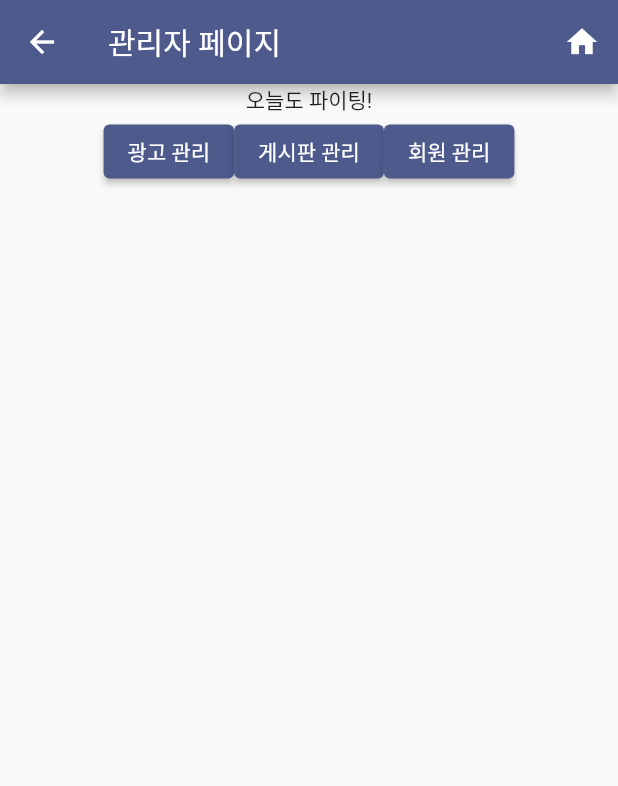
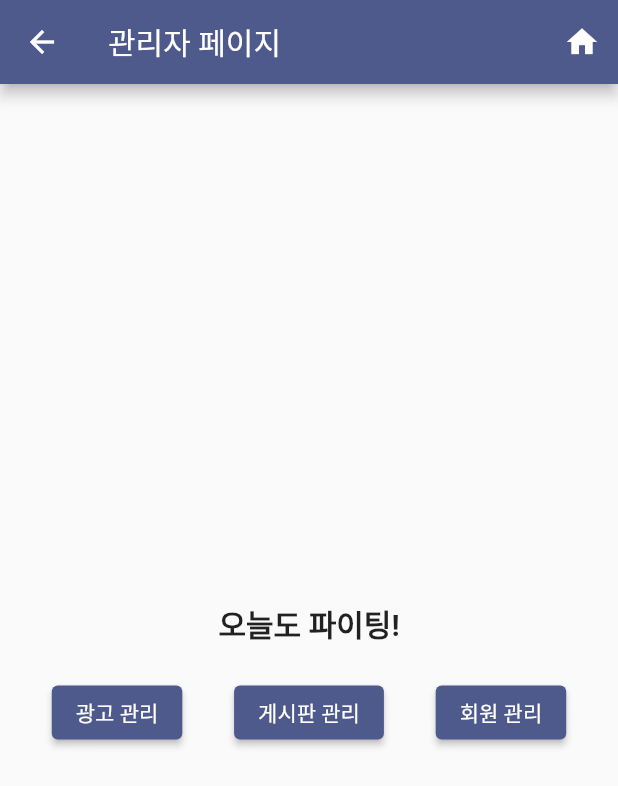
Before and after one commit to dkth1122/Flutter_Project, a Flutter app: the AdminDomainPage screen opened directly, on a phone screen of 412 x 824 dp. Shown: the top 786 px of the screen. Run offline on Flutter 3.47's test engine with Material 2 defaults, Android fonts, the phone set to English and light mode, and no system bars; our stand-ins replace carousel_slider, cloud_firestore, firebase_auth, firebase_core, firebase_messaging, firebase_storage and 5 more; missing offline and left inert: iamport_flutter; accounts and stored records are empty; Roboto replaces fonts that are missing (Pretendard).

Commit message:
아지 > 11/9 CSS

```diff
--- a/lib/admin/adminDomain.dart
+++ b/lib/admin/adminDomain.dart
@@ -51,22 +51,19 @@ class _AdminDomainPageState extends State<AdminDomainPage> {
         ],
       ),
       body: Column(
-        crossAxisAlignment: CrossAxisAlignment.start,
+        crossAxisAlignment: CrossAxisAlignment.stretch,
+        mainAxisAlignment: MainAxisAlignment.center,
         children: [
-          Column(
-            mainAxisAlignment: MainAxisAlignment.center,
-            children: [
-              Align(
-                alignment: Alignment.center,
-                child: Text(
-                  '오늘도 파이팅!',
-                  textAlign: TextAlign.center,
-                ),
-              ),
-            ],
+          Padding(
+            padding: EdgeInsets.symmetric(vertical: 20.0),
+            child: Text(
+              '오늘도 파이팅!',
+              textAlign: TextAlign.center,
+              style: TextStyle(fontSize: 20, fontWeight: FontWeight.bold),
+            ),
           ),
           Row(
-            mainAxisAlignment: MainAxisAlignment.center,
+            mainAxisAlignment: MainAxisAlignment.spaceEvenly,
             children: [
               ElevatedButton(
                 onPressed: () {
--- a/lib/product/product.dart
+++ b/lib/product/product.dart
@@ -276,7 +276,7 @@ class _ProductState extends State<Product> {
                                     right: 0,
                                     child: Container(
                                       padding: EdgeInsets.all(8),
-                                      color: Colors.black.withOpacity(0.8),
+                                      color: Colors.black.withOpacity(0.4),
                                       child: Column(
                                         crossAxisAlignment: CrossAxisAlignment.start,
                                         children: [
```
